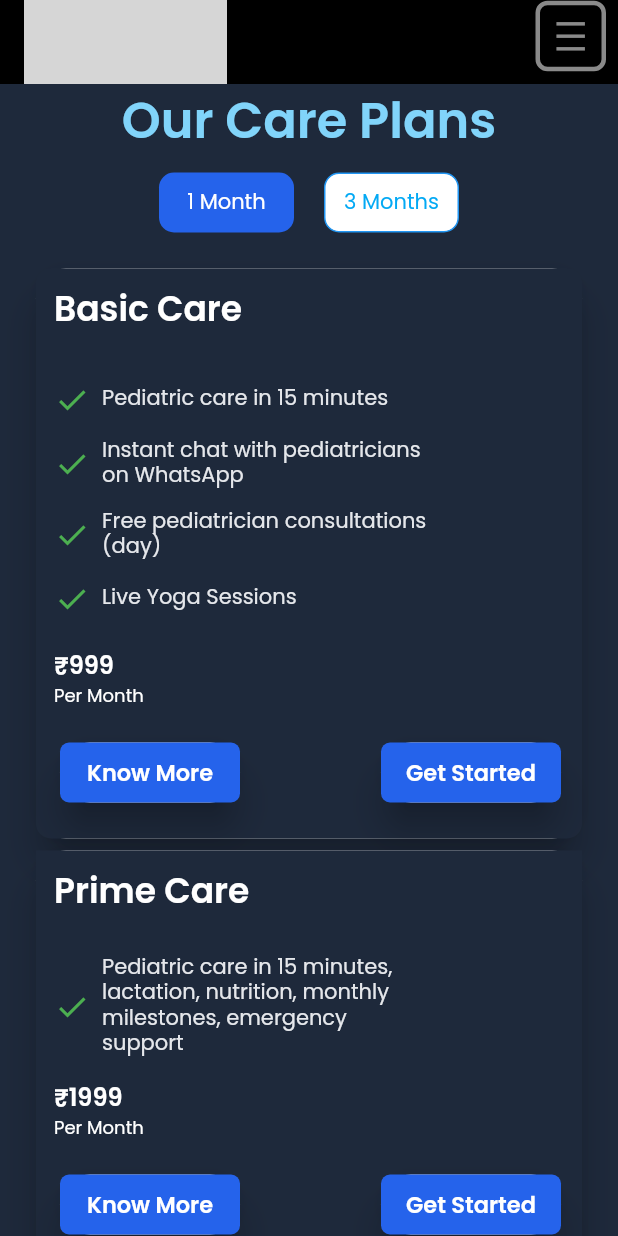
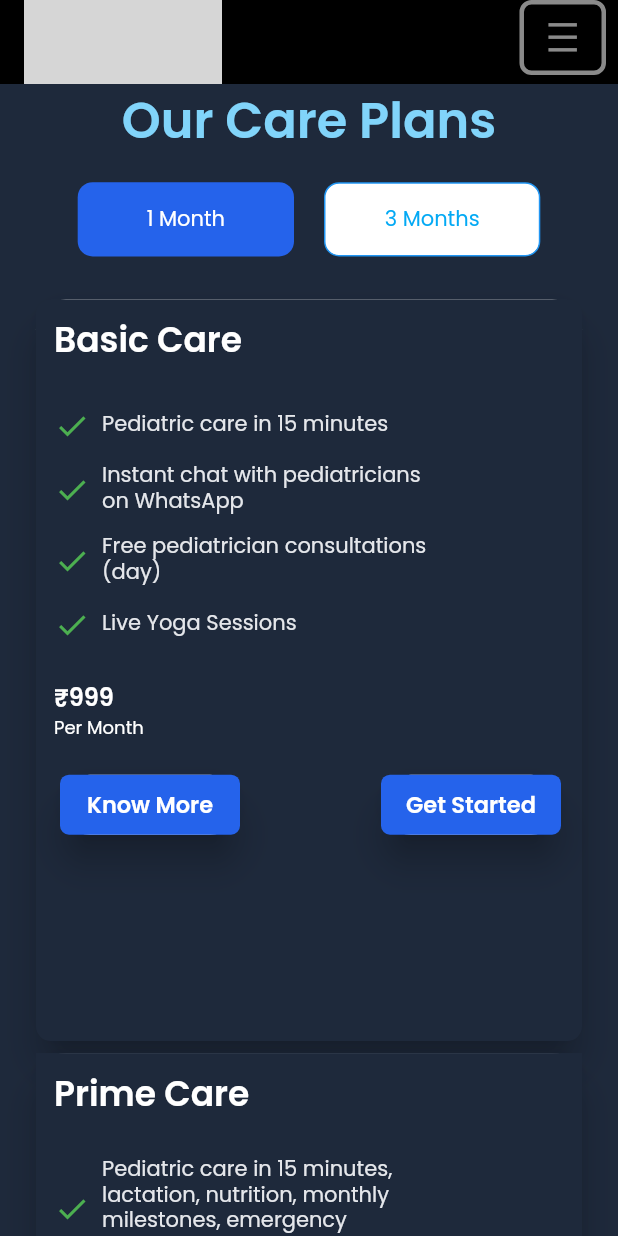
Before and after one commit to ayushgit2003/babynama, a Flutter app: the screen it shows after launch, after a tap on "1 Month", after a tap on "3 Months", after a tap on "Know More", on a phone screen of 412 x 824 dp. Run offline on Flutter 3.47's test engine with Material 2 defaults, Android fonts, the phone set to English and light mode, and no system bars; our stand-ins replace carousel_slider, google_fonts, youtube_player_flutter; grey boxes are pictures that could not be loaded.

Commit message:
3 commit

```diff
--- a/lib/CarePlansCards/BasicCareCard.dart
+++ b/lib/CarePlansCards/BasicCareCard.dart
@@ -13,6 +13,7 @@ class _Card1State extends State<Card1> {
   bool BasicKnowMoreClick = true;
   @override
   Widget build(BuildContext context) {
+    var _mediaQuery = MediaQuery.of(context);
     return Padding(
       padding: const EdgeInsets.symmetric(horizontal: 20),
       child: Card(
@@ -22,7 +23,7 @@ class _Card1State extends State<Card1> {
           borderRadius: BorderRadius.circular(20.0),
         ),
         child: Container(
-          height: (BasicKnowMoreClick == true) ? 260 : 380,
+          height: (BasicKnowMoreClick == true) ? _mediaQuery.size.height*0.35: _mediaQuery.size.height*0.6,
           width: 400,
           decoration: BoxDecoration(
             borderRadius: BorderRadius.circular(10),
@@ -41,8 +42,8 @@ class _Card1State extends State<Card1> {
                     fontWeight: FontWeight.w600,
                   ),
                 ),
-                const SizedBox(
-                  height: 20,
+                SizedBox(
+                  height: _mediaQuery.size.height*0.02,
                 ),
                 Container(
                   height: (BasicKnowMoreClick == true) ? 24: 180,
@@ -59,9 +60,9 @@ class _Card1State extends State<Card1> {
                 ),
 
 
-                       SizedBox(
-                        height: 8,
-                      ),
+                SizedBox(
+                  height: _mediaQuery.size.height*0.015,
+                ),
                       Column(
                         crossAxisAlignment: CrossAxisAlignment.start,
                         children: [
--- /dev/null
+++ b/lib/components/CarouselSlider.dart
@@ -0,0 +1,65 @@
+import 'package:babynama/components/youtube.dart';
+import 'package:carousel_slider/carousel_slider.dart';
+import 'package:flutter/material.dart';
+import 'package:youtube_player_flutter/youtube_player_flutter.dart';
+
+class Carousel extends StatefulWidget {
+
+  const Carousel({Key? key}) : super(key: key);
+
+  @override
+
+  State<Carousel> createState() => _CarouselState();
+
+}
+
+
+class _CarouselState extends State<Carousel> {
+  int currentIndex = 0;
+  @override
+  Widget build(BuildContext context) {
+    var _mediaQuery = MediaQuery.of(context);
+    return CarouselSlider(
+        items: [
+          Carousel1(Colors.blue[400]!),
+          Carousel1(Colors.blue[400]!),
+          Carousel1(Colors.blue[400]!)
+        ],
+        options: CarouselOptions(
+          height:500,
+          viewportFraction: 1,
+          animateToClosest: false,
+          // pageSnapping: false,
+          onPageChanged: (index, reason) {
+            setState(() {
+              print(reason.toString());
+              currentIndex = index;
+            });
+          },
+          enlargeCenterPage: false,
+        ));
+  }
+
+  Widget Carousel1(Color color) {
+    var _mediaQuery = MediaQuery.of(context);
+    return Container(
+      width: _mediaQuery.size.width*0.7,
+      decoration: BoxDecoration(
+        borderRadius: BorderRadius.circular(20),
+        color: color,
+      ),
+      child: Column(
+        children: [
+          const SizedBox(
+            height: 8,
+          ),
+          const Video(),
+          Container(
+            child: Text("dvaudfbhidiqbdi\nqwidbqwbdb"),
+            color: Colors.blueAccent,
+          )
+        ],
+      ),
+    );
+  }
+}
--- /dev/null
+++ b/lib/components/youtube.dart
@@ -0,0 +1,41 @@
+import 'package:flutter/material.dart';
+import 'package:youtube_player_flutter/youtube_player_flutter.dart';
+class Video extends StatefulWidget {
+  const Video({Key? key}) : super(key: key);
+
+  @override
+  State<Video> createState() => _VideoState();
+}
+
+class _VideoState extends State<Video> {
+  YoutubePlayerController? _controller;
+
+  void initState() {
+    super.initState();
+
+    _controller = YoutubePlayerController(initialVideoId: 'tnP6WJNEN24',
+      flags: YoutubePlayerFlags(
+        autoPlay: false,
+        mute: false,
+        isLive: false,
+      )
+    );
+  }
+  @override
+  Widget build(BuildContext context) {
+    return  Container(
+      height: 340,
+      width: 200,
+      child: YoutubePlayer(
+        controller: _controller!,
+        liveUIColor: Colors.blue,
+        showVideoProgressIndicator: true,
+        progressIndicatorColor: Colors.black26,
+        progressColors: ProgressBarColors(
+          playedColor: Colors.blue,
+          handleColor: Colors.lightBlue,
+        ),
+      ),
+    );
+  }
+}
--- a/lib/main.dart
+++ b/lib/main.dart
@@ -1,10 +1,6 @@
-import 'package:babynama/utils/CarePlanDetails.dart';
 import 'package:babynama/utils/HomePage.dart';
-import 'package:babynama/utils/QuestionFaq.dart';
-import 'package:babynama/utils/button1.dart';
-import 'package:babynama/utils/button2.dart';
 import 'package:flutter/material.dart';
-import 'package:google_fonts/google_fonts.dart';
+
 
 void main() {
   runApp(const MyApp());
--- a/lib/utils/HomePage.dart
+++ b/lib/utils/HomePage.dart
@@ -5,6 +5,7 @@ import 'package:babynama/CarePlansCards/BasicCareCard.dart';
 import 'package:babynama/CarePlansCards/PrimeCareCard.dart';
 import 'package:babynama/CarePlansCards/HolisticCareCard.dart';
 import 'package:google_fonts/google_fonts.dart';
+import 'package:babynama/components/CarouselSlider.dart';
 
 class MyHomePage extends StatefulWidget {
 
@@ -19,6 +20,7 @@ class MyHomePage extends StatefulWidget {
 bool KnowMoreClick=true;
  bool click = true;
 Widget CardButton(String ButtonName) {
+
   return Card(
     elevation: 10,
     shape: RoundedRectangleBorder(
@@ -45,25 +47,19 @@ Widget CardButton(String ButtonName) {
 class _MyHomePageState extends State<MyHomePage> {
 
 
-  final String PackageName = "";
-  final String Price = "";
-  final String Description = "";
-  final String PlanDuration = "";
-  final String RefundPolicy = "";
-  final double CardHeight = 0.0;
-  final double ShownHeight = 0.0;
-  final String ButtonName = "";
+
 
   @override
   Widget build(BuildContext context) {
+    var _mediaQuery = MediaQuery.of(context);
     return Scaffold(
       backgroundColor: Color(0xff1e293b),
       appBar: AppBar(
         elevation: 0,
         backgroundColor: Colors.black,
         title: SizedBox(
-            height: 80,
-            width: 135,
+            height:_mediaQuery.size.height*0.08,
+            width: _mediaQuery.size.width*0.32,
             child: Image.asset(
               'assets/logo-new.jpeg',
             )),
@@ -72,9 +68,9 @@ class _MyHomePageState extends State<MyHomePage> {
             child: Padding(
               padding: const EdgeInsets.only(bottom: 4),
               child: Container(
-                margin: EdgeInsets.only(right: 8, bottom: 4),
-                height: 47,
-                width: 47,
+                margin: EdgeInsets.only(right: 8, bottom: 2),
+                height:_mediaQuery.size.height*0.07,
+                width: _mediaQuery.size.width*0.14,
                 decoration: BoxDecoration(
                     borderRadius: BorderRadius.circular(8),
                     border: Border.all(
@@ -107,8 +103,8 @@ class _MyHomePageState extends State<MyHomePage> {
                     fontSize: 33,
                     fontWeight: FontWeight.w600),
               ),
-              const SizedBox(
-                height: 10,
+                SizedBox(
+                height:_mediaQuery.size.height*0.02,
               ),
               Row(
                 mainAxisAlignment: MainAxisAlignment.center,
@@ -121,8 +117,8 @@ class _MyHomePageState extends State<MyHomePage> {
                     },
                     child: Container(
                       alignment: Alignment.center,
-                      height: 40,
-                      width: 90,
+                      height:_mediaQuery.size.height*0.06,
+                      width: _mediaQuery.size.width*0.35,
                       decoration: BoxDecoration(
                         color:
                             (click == true) ? Color(0xff2563eb) : Colors.white,
@@ -149,8 +145,8 @@ class _MyHomePageState extends State<MyHomePage> {
                     },
                     child: Container(
                       alignment: Alignment.center,
-                      height: 40,
-                      width: 90,
+                      height:_mediaQuery.size.height*0.06,
+                      width: _mediaQuery.size.width*0.35,
                       decoration: BoxDecoration(
                           color: (click == true)
                               ? Colors.white
@@ -173,8 +169,8 @@ class _MyHomePageState extends State<MyHomePage> {
               )
             ],
           ),
-          const SizedBox(
-            height: 20,
+           SizedBox(
+            height:_mediaQuery.size.height*0.03,
           ),
           Column(
             mainAxisAlignment: MainAxisAlignment.spaceEvenly,
@@ -184,8 +180,8 @@ class _MyHomePageState extends State<MyHomePage> {
               Card3(),
             ],
           ),
-          const SizedBox(
-            height: 40,
+          SizedBox(
+            height:_mediaQuery.size.height*0.04,
           ),
           Container(
             alignment: Alignment.center,
@@ -200,8 +196,8 @@ class _MyHomePageState extends State<MyHomePage> {
                     height: 1.0,
                   ),
                 ),
-                const SizedBox(
-                  height: 20,
+                SizedBox(
+                  height: _mediaQuery.size.height*0.02,
                 ),
                 Text(
                   " We are proud to have helped \n"
@@ -212,8 +208,12 @@ class _MyHomePageState extends State<MyHomePage> {
                       height: 1.3,
                       fontWeight: FontWeight.w500),
                 ),
-                const SizedBox(
-                  height: 20,
+                 SizedBox(
+                  height: _mediaQuery.size.height*0.03,
+                ),
+                Carousel(),
+                SizedBox(
+                  height: _mediaQuery.size.height*0.07,
                 ),
                 Text(
                   "FAQs for Our\n Care Plans",
@@ -224,8 +224,8 @@ class _MyHomePageState extends State<MyHomePage> {
                       height: 1.0,
                       letterSpacing: .5),
                 ),
-                const SizedBox(
-                  height: 20,
+                 SizedBox(
+                  height: _mediaQuery.size.height*0.03,
                 ),
                 Text(
                   "Do you have other questions?",
@@ -235,16 +235,21 @@ class _MyHomePageState extends State<MyHomePage> {
                     height: 1.0,
                   ),
                 ),
+                SizedBox(
+                  height: _mediaQuery.size.height*0.03,
+                ),
+                CardButton("Contact Us"),
+                SizedBox(
+                  height: _mediaQuery.size.height*0.02,
+                ),
+                Question(),
                 const SizedBox(
                   height: 17,
                 ),
-                CardButton("Contact Us"),
-                const SizedBox(
-                  height: 17,
-                ),
-                Question(),
+
               ],
             ),
+
           )
         ],
       ),
--- a/pubspec.yaml
+++ b/pubspec.yaml
@@ -36,6 +36,8 @@ dependencies:
   # Use with the CupertinoIcons class for iOS style icons.
   cupertino_icons: ^1.0.2
   google_fonts: ^4.0.4
+  carousel_slider: ^4.2.1
+  youtube_player_flutter: ^8.1.2
 
 dev_dependencies:
   flutter_test:
```
Also changed, not shown: pubspec.lock, 2 other files.
